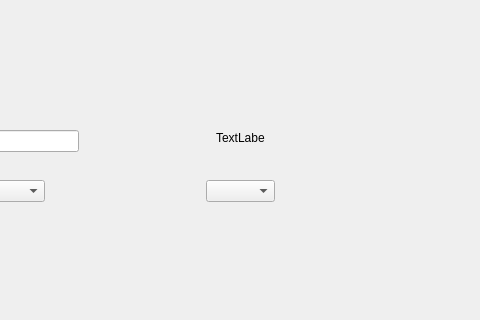
Before: the Qt Designer form Module15/mainwindow.ui in Divaon/SomeTasksOnC, drawn with Qt 5; both pictures show x 184 to 664 and y 0 to 320 of the 800 by 600 pixel window.
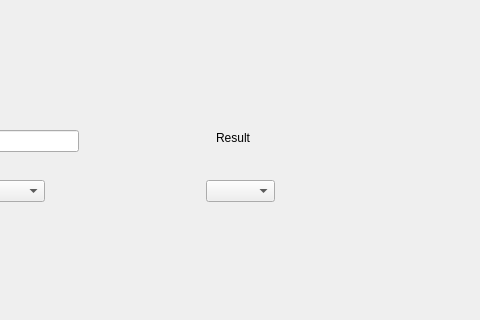
After: the same form once the commit is applied.

What changed in the file:
```diff
--- a/Module15/mainwindow.ui
+++ b/Module15/mainwindow.ui
@@ -44,7 +44,7 @@
      </rect>
     </property>
     <property name="text">
-     <string>TextLabel</string>
+     <string>Result</string>
     </property>
    </widget>
    <widget class="QComboBox" name="comboBoxCurrency_2">
```
Left out of the diff: 8 changed lines with no effect on the pictures.
